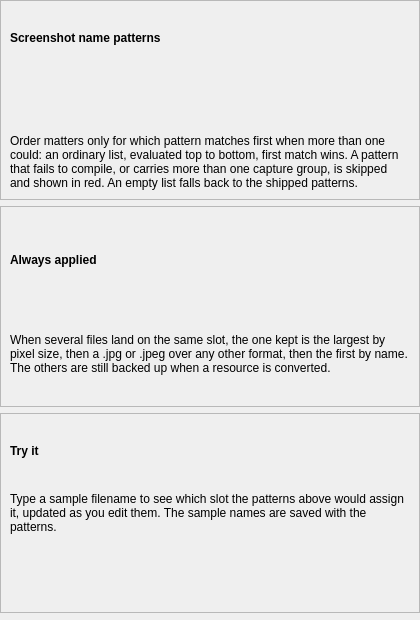
The window that packages/rehuco-agent/src/rehuco_agent/settings/ui/screenshot_patterns_page.ui (borco/rehuco) describes before a commit, drawn with Qt 5.
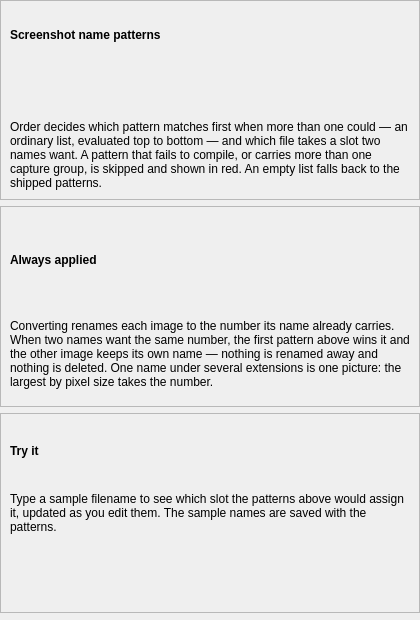
The same window after the commit. Custom widgets are drawn as their Qt base class.

Commit message: refs #288: feat: a .tc conversion preserves the number each image carries

Diff of the .ui file:
```diff
--- a/packages/rehuco-agent/src/rehuco_agent/settings/ui/screenshot_patterns_page.ui
+++ b/packages/rehuco-agent/src/rehuco_agent/settings/ui/screenshot_patterns_page.ui
@@ -54,7 +54,7 @@
       <item>
        <widget class="WrappingLabel" name="patterns_order_label">
         <property name="text">
-         <string>Order matters only for which pattern matches first when more than one could: an ordinary list, evaluated top to bottom, first match wins. A pattern that fails to compile, or carries more than one capture group, is skipped and shown in red. An empty list falls back to the shipped patterns.</string>
+         <string>Order decides which pattern matches first when more than one could — an ordinary list, evaluated top to bottom — and which file takes a slot two names want. A pattern that fails to compile, or carries more than one capture group, is skipped and shown in red. An empty list falls back to the shipped patterns.</string>
         </property>
         <property name="wordWrap">
          <bool>true</bool>
@@ -88,7 +88,7 @@
       <item>
        <widget class="WrappingLabel" name="tie_break_label">
         <property name="text">
-         <string>When several files land on the same slot, the one kept is the largest by pixel size, then a .jpg or .jpeg over any other format, then the first by name. The others are still backed up when a resource is converted.</string>
+         <string>Converting renames each image to the number its name already carries. When two names want the same number, the first pattern above wins it and the other image keeps its own name — nothing is renamed away and nothing is deleted. One name under several extensions is one picture: the largest by pixel size takes the number.</string>
         </property>
         <property name="toolTip">
          <string>This ranking is not configurable — it applies whatever the patterns above say.</string>
```
Left out of the diff: 10 changed lines with no effect on the pictures. The commit also changes 21 other files.
